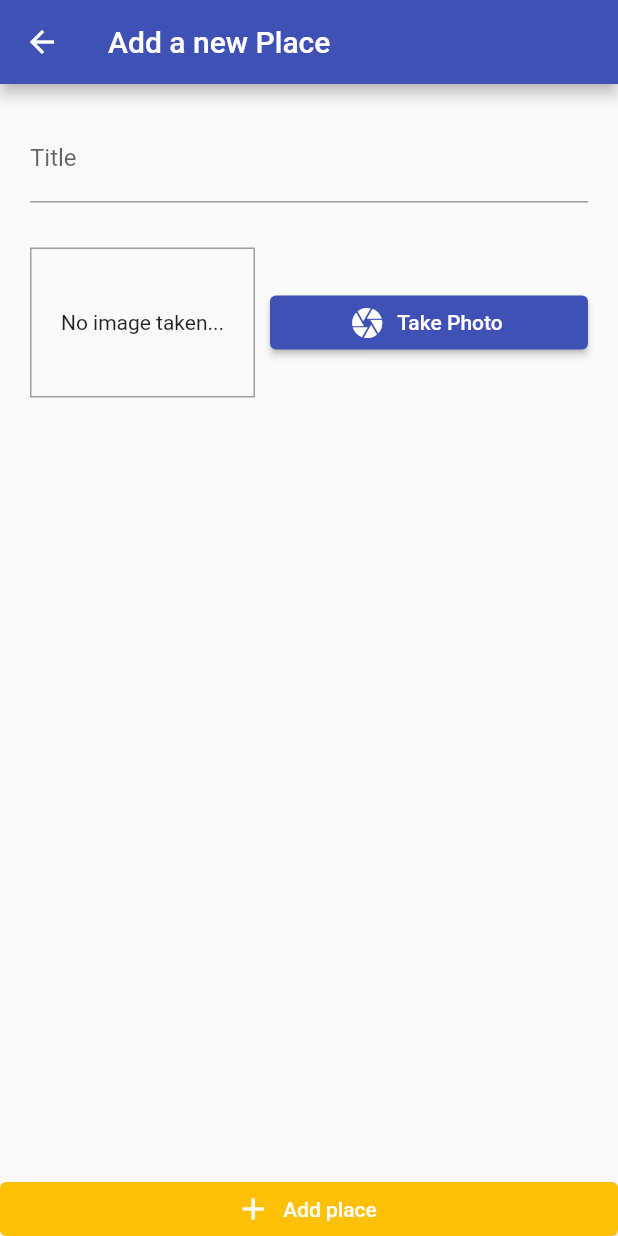
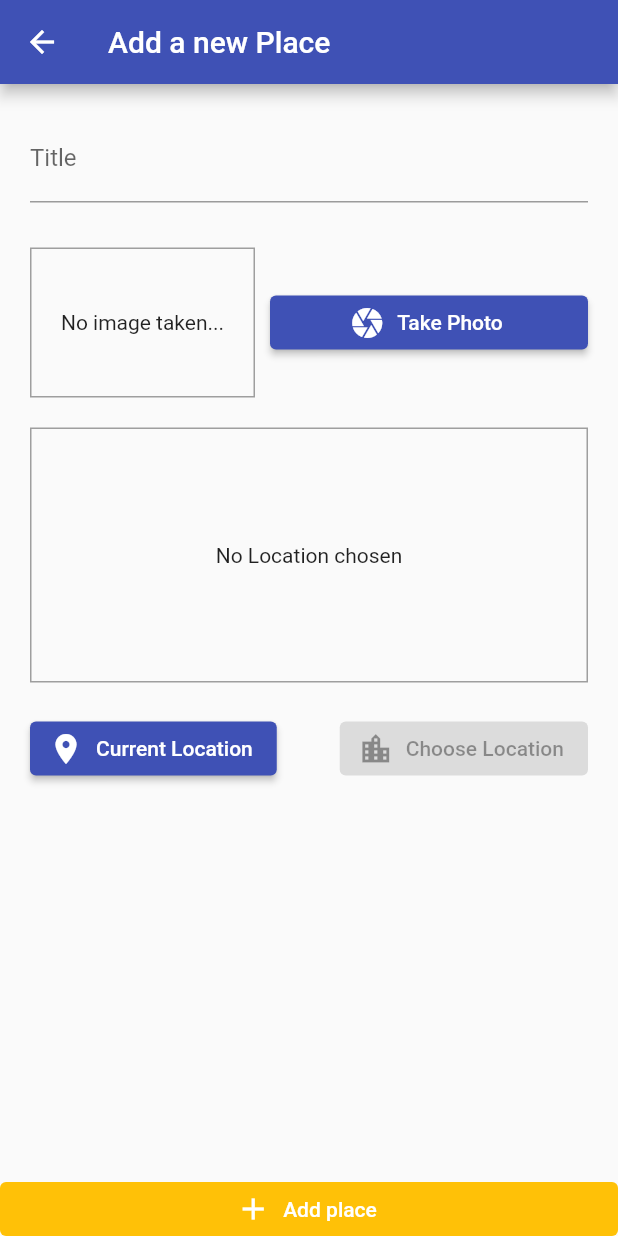
Before and after one commit to leeenaebner/flutter_places_app, a Flutter app: the screen it shows after launch, after a tap on "Add a new place", on a phone screen of 412 x 824 dp. Run offline on Flutter 3.47's test engine with Material 2 defaults, Android fonts, the phone set to English and light mode, and no system bars; our stand-ins replace image_picker, location, sqflite; accounts and stored records are empty.

Commit message:
add place by current location

```diff
--- a/lib/helpers/db_helper.dart
+++ b/lib/helpers/db_helper.dart
@@ -7,7 +7,7 @@ class DBHelper {
     return await sql.openDatabase(path.join(dbPath, 'places.db'),
         onCreate: (db, version) {
       return db.execute(
-          "CREATE TABLE user_places(id TEXT PRIMARY KEY, title TEXT, image TEXT)");
+          "CREATE TABLE user_places(id TEXT PRIMARY KEY, title TEXT, image TEXT, loc_lat REAL, loc_lng REAL, address TEXT)");
     }, version: 1);
   }
 
--- a/lib/providers/great_places.dart
+++ b/lib/providers/great_places.dart
@@ -1,4 +1,5 @@
 import 'package:flutter/material.dart';
+import 'package:places_app/helpers/location_helper.dart';
 import '../models/place.dart';
 import 'dart:io';
 import '../helpers/db_helper.dart';
@@ -11,12 +12,21 @@ class GreatPlaces with ChangeNotifier {
     return [..._items];
   }
 
-  void addPlace(String title, File image) {
+  Future<void> addPlace(
+      String title, File image, PlaceLocation location) async {
+    final address = await LocationHelper.getPlaceAddress(
+        location.latitude, location.longitude);
+
+    final updatedLocation = PlaceLocation(
+        latitude: location.latitude,
+        longitude: location.longitude,
+        address: address);
+
     final newPlace = Place(
       id: DateTime.now().toIso8601String(),
       image: image,
       title: title,
-      location: null,
+      location: updatedLocation,
     );
     _items.add(newPlace);
     notifyListeners();
@@ -25,6 +35,9 @@ class GreatPlaces with ChangeNotifier {
       'id': newPlace.id,
       'title': newPlace.title,
       'image': newPlace.image.path,
+      'loc_lat': newPlace.location!.latitude,
+      'loc_lng': newPlace.location!.longitude,
+      'address': newPlace.location!.address!,
     });
   }
 
@@ -32,10 +45,14 @@ class GreatPlaces with ChangeNotifier {
     final data = await DBHelper.getData(tableName);
     _items = data
         .map((item) => Place(
-            id: item['id'] as String,
-            title: item['title'] as String,
-            location: null,
-            image: File(item['image'] as String)))
+              id: item['id'] as String,
+              title: item['title'] as String,
+              location: PlaceLocation(
+                  latitude: item['loc_lat'] as double,
+                  longitude: item['loc_lng'] as double,
+                  address: item['address'] as String),
+              image: File(item['image'] as String),
+            ))
         .toList();
     notifyListeners();
   }
--- a/lib/screens/add_place_screen.dart
+++ b/lib/screens/add_place_screen.dart
@@ -1,5 +1,7 @@
 import 'package:flutter/material.dart';
+import 'package:places_app/models/place.dart';
 import 'package:places_app/providers/great_places.dart';
+import 'package:places_app/widgets/location_input.dart';
 import 'package:provider/provider.dart';
 import '../widgets/image_input.dart';
 import 'dart:io';
@@ -13,19 +15,25 @@ class AddPlaceScreen extends StatefulWidget {
 class _AddPlaceScreenState extends State<AddPlaceScreen> {
   final _titleController = TextEditingController();
   File? _pickedImage;
+  PlaceLocation? _placeLocation;
 
   void _selectImage(File? pickedImage) {
-    print(pickedImage);
     _pickedImage = pickedImage;
   }
 
+  void _setLocation(double lat, double lng) {
+    _placeLocation = PlaceLocation(latitude: lat, longitude: lng);
+  }
+
   void _savePlace() {
-    if (_titleController.text.isEmpty || _pickedImage == null) {
+    if (_titleController.text.isEmpty ||
+        _pickedImage == null ||
+        _placeLocation == null) {
       return;
     }
 
     Provider.of<GreatPlaces>(context, listen: false)
-        .addPlace(_titleController.text, _pickedImage!);
+        .addPlace(_titleController.text, _pickedImage!, _placeLocation!);
 
     Navigator.of(context).pop();
   }
@@ -53,6 +61,10 @@ class _AddPlaceScreenState extends State<AddPlaceScreen> {
                         height: 30,
                       ),
                       ImageInput(_selectImage),
+                      SizedBox(
+                        height: 20,
+                      ),
+                      LocationInput(_setLocation),
                     ],
                   ),
                 ),
--- a/lib/screens/places_screen.dart
+++ b/lib/screens/places_screen.dart
@@ -51,6 +51,8 @@ class PlacesScreen extends StatelessWidget {
                     : ListView.builder(
                         itemBuilder: (ctx, i) => ListTile(
                           title: Text(greatPlaces.items[i].title),
+                          subtitle:
+                              Text(greatPlaces.items[i].location!.address!),
                           leading: CircleAvatar(
                             backgroundImage:
                                 FileImage(greatPlaces.items[i].image),
--- /dev/null
+++ b/lib/widgets/location_input.dart
@@ -0,0 +1,69 @@
+import 'package:flutter/material.dart';
+import 'package:location/location.dart';
+import 'package:places_app/helpers/location_helper.dart';
+
+class LocationInput extends StatefulWidget {
+  const LocationInput(this.onSelectPlace);
+
+  final Function onSelectPlace;
+
+  @override
+  _LocationInputState createState() => _LocationInputState();
+}
+
+class _LocationInputState extends State<LocationInput> {
+  String? _previewImageUrl;
+
+  Future<void> _getCurrentUserLocation() async {
+    final locData = await Location().getLocation();
+    final staticMapUrl = LocationHelper.generateLocatonPreviewImage(
+        locData.latitude!, locData.longitude!);
+
+    widget.onSelectPlace(locData.latitude, locData.longitude);
+    setState(() {
+      _previewImageUrl = staticMapUrl;
+    });
+  }
+
+  @override
+  Widget build(BuildContext context) {
+    return Column(
+      children: [
+        Container(
+          height: 170,
+          width: double.infinity,
+          alignment: Alignment.center,
+          decoration: BoxDecoration(
+            border: Border.all(width: 1, color: Colors.grey),
+          ),
+          child: _previewImageUrl == null
+              ? Text(
+                  "No Location chosen",
+                  textAlign: TextAlign.center,
+                )
+              : Image.network(
+                  _previewImageUrl!,
+                  fit: BoxFit.cover,
+                  width: double.infinity,
+                ),
+        ),
+        SizedBox(height: 20),
+        Row(
+          mainAxisAlignment: MainAxisAlignment.spaceBetween,
+          children: [
+            ElevatedButton.icon(
+              onPressed: _getCurrentUserLocation,
+              icon: Icon(Icons.location_on),
+              label: Text("Current Location"),
+            ),
+            ElevatedButton.icon(
+              onPressed: null,
+              icon: Icon(Icons.location_city),
+              label: Text("Choose Location"),
+            ),
+          ],
+        )
+      ],
+    );
+  }
+}
--- a/pubspec.yaml
+++ b/pubspec.yaml
@@ -33,6 +33,8 @@ dependencies:
   path_provider: ^2.0.2
   path: ^1.8.0
   sqflite: ^2.0.0+4
+  location: ^4.3.0
+  http: ^0.13.3
 
 dev_dependencies:
   flutter_test:
```
Also changed, not shown: lib/helpers/location_helper.dart (added, +19 -0 lines), pubspec.lock, 2 other files.
